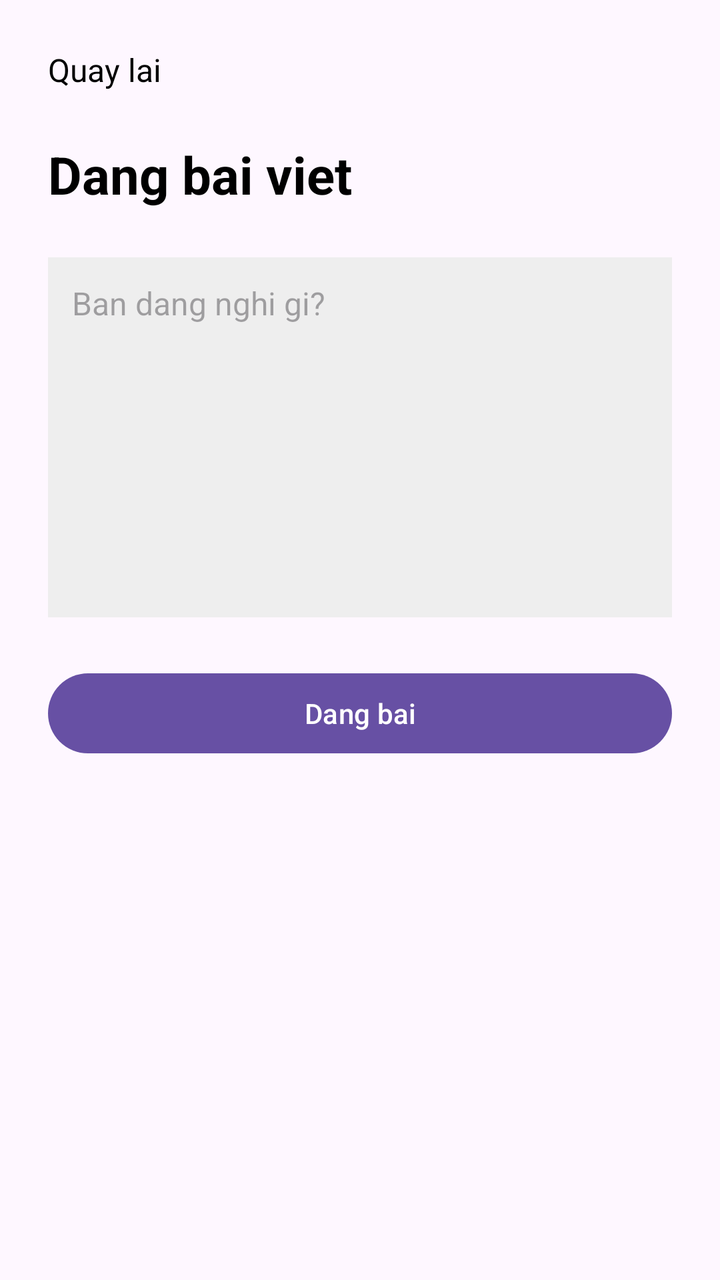
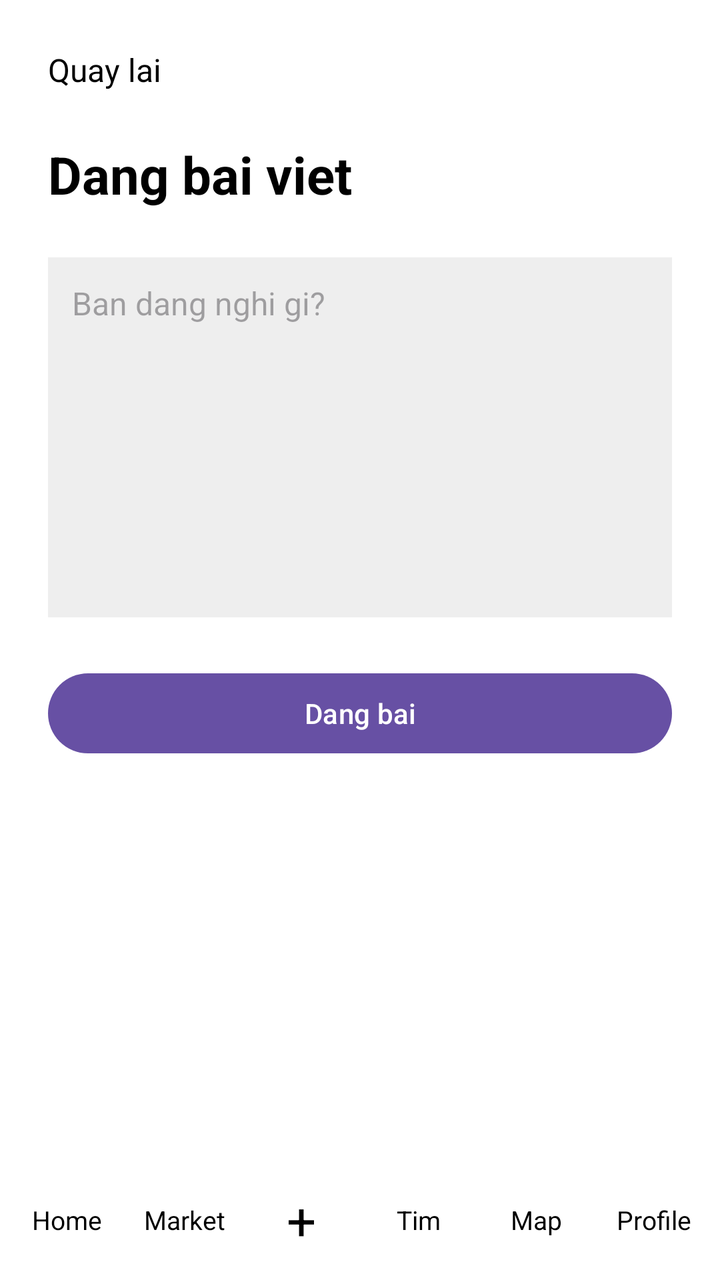

The first picture is an Android layout as it rendered before a commit; the second is the same layout after the commit. The layout source and the unified diff follow.
<!-- AndroidManifest.xml: application theme Theme.UNIAPP_HAUFINAL -->
<!-- res/layout/activity_create_post.xml -->
<?xml version="1.0" encoding="utf-8"?>
<androidx.constraintlayout.widget.ConstraintLayout xmlns:android="http://schemas.android.com/apk/res/android"
    xmlns:app="http://schemas.android.com/apk/res-auto"
    xmlns:tools="http://schemas.android.com/tools"
    android:id="@+id/main"
    android:layout_width="match_parent"
    android:layout_height="match_parent"
    android:padding="24dp"
    tools:context=".activity.post.CreatePostActivity">

    <TextView
        android:id="@+id/txtBack"
        android:layout_width="wrap_content"
        android:layout_height="wrap_content"
        android:text="Quay lai"
        android:textColor="#000000"
        android:textSize="16sp"
        app:layout_constraintTop_toTopOf="parent"
        app:layout_constraintStart_toStartOf="parent" />

    <TextView
        android:id="@+id/txtTitle"
        android:layout_width="wrap_content"
        android:layout_height="wrap_content"
        android:text="Dang bai viet"
        android:textColor="#000000"
        android:textSize="26sp"
        android:textStyle="bold"
        app:layout_constraintTop_toBottomOf="@id/txtBack"
        app:layout_constraintStart_toStartOf="parent"
        android:layout_marginTop="24dp" />

    <EditText
        android:id="@+id/edtContent"
        android:layout_width="0dp"
        android:layout_height="180dp"
        android:layout_marginTop="24dp"
        android:gravity="top"
        android:hint="Ban dang nghi gi?"
        android:inputType="textMultiLine"
        android:padding="12dp"
        android:background="#EEEEEE"
        android:textColor="#000000"
        android:textSize="16sp"
        app:layout_constraintTop_toBottomOf="@id/txtTitle"
        app:layout_constraintStart_toStartOf="parent"
        app:layout_constraintEnd_toEndOf="parent" />

    <Button
        android:id="@+id/btnSubmitPost"
        android:layout_width="0dp"
        android:layout_height="wrap_content"
        android:layout_marginTop="24dp"
        android:text="Dang bai"
        app:layout_constraintTop_toBottomOf="@id/edtContent"
        app:layout_constraintStart_toStartOf="parent"
        app:layout_constraintEnd_toEndOf="parent" />

</androidx.constraintlayout.widget.ConstraintLayout>
<!-- resources referenced by this layout -->
<resources>
  <style name="Theme.UNIAPP_HAUFINAL" parent="Base.Theme.UNIAPP_HAUFINAL" />
  <style name="Base.Theme.UNIAPP_HAUFINAL" parent="Theme.Material3.DayNight.NoActionBar">
          
          
      </style>
</resources>

<!-- the commit's change to res/layout/activity_create_post.xml (unified diff, before → after) -->
@@ -1,59 +1,74 @@
 <?xml version="1.0" encoding="utf-8"?>
-<androidx.constraintlayout.widget.ConstraintLayout xmlns:android="http://schemas.android.com/apk/res/android"
-    xmlns:app="http://schemas.android.com/apk/res-auto"
+<LinearLayout xmlns:android="http://schemas.android.com/apk/res/android"
     xmlns:tools="http://schemas.android.com/tools"
     android:id="@+id/main"
     android:layout_width="match_parent"
     android:layout_height="match_parent"
-    android:padding="24dp"
+    android:orientation="vertical"
+    android:background="#FFFFFF"
     tools:context=".activity.post.CreatePostActivity">
 
-    <TextView
-        android:id="@+id/txtBack"
-        android:layout_width="wrap_content"
-        android:layout_height="wrap_content"
-        android:text="Quay lai"
-        android:textColor="#000000"
-        android:textSize="16sp"
-        app:layout_constraintTop_toTopOf="parent"
-        app:layout_constraintStart_toStartOf="parent" />
+    <LinearLayout
+        android:layout_width="match_parent"
+        android:layout_height="0dp"
+        android:layout_weight="1"
+        android:orientation="vertical"
+        android:padding="24dp">
 
-    <TextView
-        android:id="@+id/txtTitle"
-        android:layout_width="wrap_content"
-        android:layout_height="wrap_content"
-        android:text="Dang bai viet"
-        android:textColor="#000000"
-        android:textSize="26sp"
-        android:textStyle="bold"
-        app:layout_constraintTop_toBottomOf="@id/txtBack"
-        app:layout_constraintStart_toStartOf="parent"
-        android:layout_marginTop="24dp" />
+        <TextView
+            android:id="@+id/txtBack"
+            android:layout_width="wrap_content"
+            android:layout_height="wrap_content"
+            android:text="Quay lai"
+            android:textColor="#000000"
+            android:textSize="16sp" />
 
-    <EditText
-        android:id="@+id/edtContent"
-        android:layout_width="0dp"
-        android:layout_height="180dp"
-        android:layout_marginTop="24dp"
-        android:gravity="top"
-        android:hint="Ban dang nghi gi?"
-        android:inputType="textMultiLine"
-        android:padding="12dp"
-        android:background="#EEEEEE"
-        android:textColor="#000000"
-        android:textSize="16sp"
-        app:layout_constraintTop_toBottomOf="@id/txtTitle"
-        app:layout_constraintStart_toStartOf="parent"
-        app:layout_constraintEnd_toEndOf="parent" />
+        <TextView
+            android:id="@+id/txtTitle"
+            android:layout_width="wrap_content"
+            android:layout_height="wrap_content"
+            android:layout_marginTop="24dp"
+            android:text="Dang bai viet"
+            android:textColor="#000000"
+            android:textSize="26sp"
+            android:textStyle="bold" />
 
-    <Button
-        android:id="@+id/btnSubmitPost"
-        android:layout_width="0dp"
-        android:layout_height="wrap_content"
-        android:layout_marginTop="24dp"
-        android:text="Dang bai"
-        app:layout_constraintTop_toBottomOf="@id/edtContent"
-        app:layout_constraintStart_toStartOf="parent"
-        app:layout_constraintEnd_toEndOf="parent" />
+        <EditText
+            android:id="@+id/edtContent"
+            android:layout_width="match_parent"
+            android:layout_height="180dp"
+            android:layout_marginTop="24dp"
+            android:gravity="top"
+            android:hint="Ban dang nghi gi?"
+            android:inputType="textMultiLine"
+            android:padding="12dp"
+            android:background="#EEEEEE"
+            android:textColor="#000000"
+            android:textSize="16sp" />
 
-</androidx.constraintlayout.widget.ConstraintLayout>
+        <Button
+            android:id="@+id/btnSubmitPost"
+            android:layout_width="match_parent"
+            android:layout_height="wrap_content"
+            android:layout_marginTop="24dp"
+            android:text="Dang bai" />
+    </LinearLayout>
+
+    <LinearLayout
+        android:layout_width="match_parent"
+        android:layout_height="60dp"
+        android:orientation="horizontal"
+        android:gravity="center"
+        android:background="#FFFFFF"
+        android:paddingStart="4dp"
+        android:paddingEnd="4dp">
+
+        <TextView android:id="@+id/navHome" android:layout_width="0dp" android:layout_height="match_parent" android:layout_weight="1" android:gravity="center" android:text="Home" android:textColor="#000000" android:textSize="13sp" />
+        <TextView android:id="@+id/navMarket" android:layout_width="0dp" android:layout_height="match_parent" android:layout_weight="1" android:gravity="center" android:text="Market" android:textColor="#000000" android:textSize="13sp" />
+        <TextView android:id="@+id/navPost" android:layout_width="0dp" android:layout_height="match_parent" android:layout_weight="1" android:gravity="center" android:text="+" android:textColor="#000000" android:textSize="26sp" />
+        <TextView android:layout_width="0dp" android:layout_height="match_parent" android:layout_weight="1" android:gravity="center" android:text="Tim" android:textColor="#000000" android:textSize="13sp" />
+        <TextView android:id="@+id/navMap" android:layout_width="0dp" android:layout_height="match_parent" android:layout_weight="1" android:gravity="center" android:text="Map" android:textColor="#000000" android:textSize="13sp" />
+        <TextView android:id="@+id/navProfile" android:layout_width="0dp" android:layout_height="match_parent" android:layout_weight="1" android:gravity="center" android:text="Profile" android:textColor="#000000" android:textSize="13sp" />
+    </LinearLayout>
+
+</LinearLayout>
